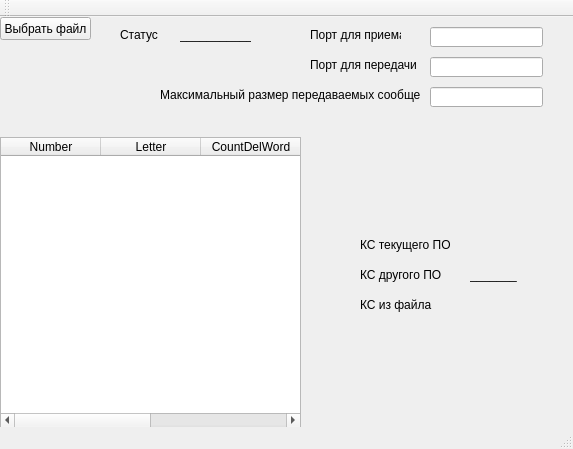
Above: mainwindow.ui from Vaskow/Connect before the change. Below: the same form after it.
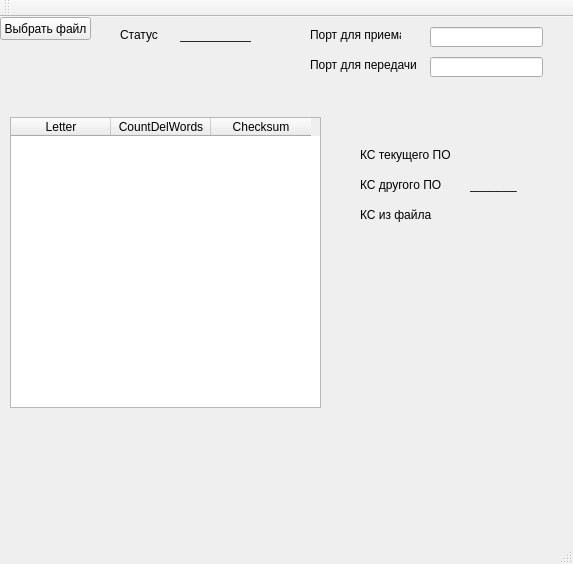
That is the form after the change.

The edit to the form file:
```diff
--- a/mainwindow.ui
+++ b/mainwindow.ui
@@ -7,7 +7,7 @@
     <x>0</x>
     <y>0</y>
     <width>573</width>
-    <height>449</height>
+    <height>564</height>
    </rect>
   </property>
   <property name="windowTitle">
@@ -44,7 +44,7 @@
     <property name="geometry">
      <rect>
       <x>470</x>
-      <y>280</y>
+      <y>190</y>
       <width>47</width>
       <height>13</height>
      </rect>
@@ -57,7 +57,7 @@
     <property name="geometry">
      <rect>
       <x>470</x>
-      <y>220</y>
+      <y>130</y>
       <width>47</width>
       <height>13</height>
      </rect>
@@ -69,20 +69,15 @@
    <widget class="QTableWidget" name="tableWidget">
     <property name="geometry">
      <rect>
-      <x>0</x>
-      <y>120</y>
-      <width>301</width>
+      <x>10</x>
+      <y>100</y>
+      <width>311</width>
       <height>291</height>
      </rect>
     </property>
     <property name="columnCount">
-     <number>4</number>
+     <number>3</number>
     </property>
-    <column>
-     <property name="text">
-      <string>Number</string>
-     </property>
-    </column>
     <column>
      <property name="text">
       <string>Letter</string>
@@ -90,12 +85,12 @@
     </column>
     <column>
      <property name="text">
-      <string>CountDelWord</string>
+      <string>CountDelWords</string>
      </property>
     </column>
     <column>
      <property name="text">
-      <string>ContrSum</string>
+      <string>Checksum</string>
      </property>
     </column>
    </widget>
@@ -136,7 +131,7 @@
     <property name="geometry">
      <rect>
       <x>470</x>
-      <y>250</y>
+      <y>160</y>
       <width>51</width>
       <height>16</height>
      </rect>
@@ -145,16 +140,6 @@
      <string>_______</string>
     </property>
    </widget>
-   <widget class="QLineEdit" name="lineEdit_3">
-    <property name="geometry">
-     <rect>
-      <x>430</x>
-      <y>70</y>
-      <width>113</width>
-      <height>20</height>
-     </rect>
-    </property>
-   </widget>
    <widget class="QLabel" name="label_6">
     <property name="geometry">
      <rect>
@@ -172,7 +157,7 @@
     <property name="geometry">
      <rect>
       <x>360</x>
-      <y>250</y>
+      <y>160</y>
       <width>81</width>
       <height>16</height>
      </rect>
@@ -185,7 +170,7 @@
     <property name="geometry">
      <rect>
       <x>360</x>
-      <y>220</y>
+      <y>130</y>
       <width>91</width>
       <height>16</height>
      </rect>
@@ -198,7 +183,7 @@
     <property name="geometry">
      <rect>
       <x>360</x>
-      <y>280</y>
+      <y>190</y>
       <width>81</width>
       <height>16</height>
      </rect>
@@ -220,19 +205,6 @@
      <string>Порт для передачи</string>
     </property>
    </widget>
-   <widget class="QLabel" name="label_11">
-    <property name="geometry">
-     <rect>
-      <x>160</x>
-      <y>70</y>
-      <width>261</width>
-      <height>16</height>
-     </rect>
-    </property>
-    <property name="text">
-     <string>Максимальный размер передаваемых сообщений</string>
-    </property>
-   </widget>
   </widget>
   <widget class="QMenuBar" name="menuBar">
    <property name="geometry">
```
Left out of the diff: 14 changed lines with no effect on the pictures.
